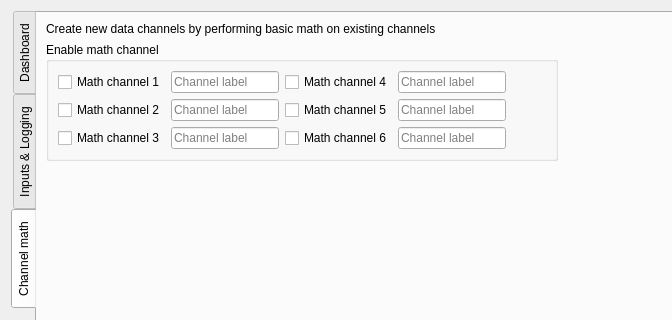
The window that mainwindow.ui (vedranMv/dataDashboard) describes before a commit, drawn with Qt 5; both pictures show x 0 to 672 and y 0 to 320 of the 1024 by 768 pixel window.
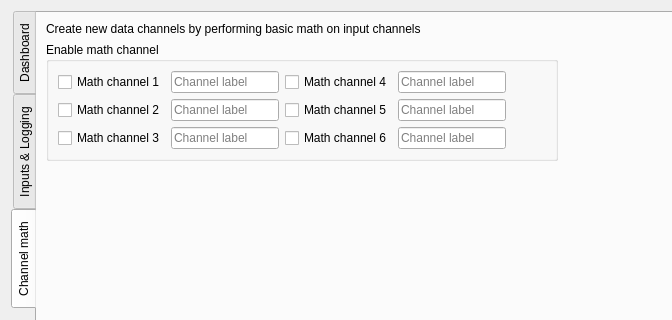
The same window after the commit. The open tabs and pages were chosen to show the change.

Diff of the .ui file:
```diff
--- a/mainwindow.ui
+++ b/mainwindow.ui
@@ -759,7 +759,7 @@
          <item>
           <widget class="QLabel" name="label_11">
            <property name="text">
-            <string>Create new data channels by performing basic math on existing channels</string>
+            <string>&lt;html&gt;&lt;head/&gt;&lt;body&gt;&lt;p&gt;Create new data channels by performing basic math on input channels&lt;/p&gt;&lt;/body&gt;&lt;/html&gt;</string>
            </property>
           </widget>
          </item>
```
Left out of the diff: 6 changed lines with no effect on the pictures.
